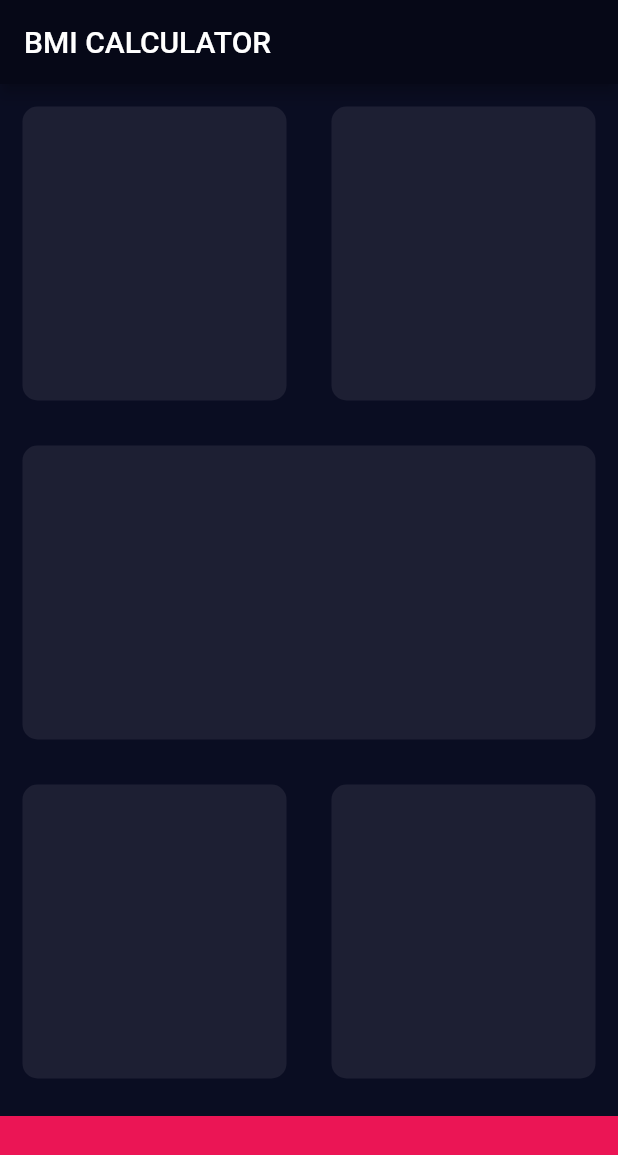
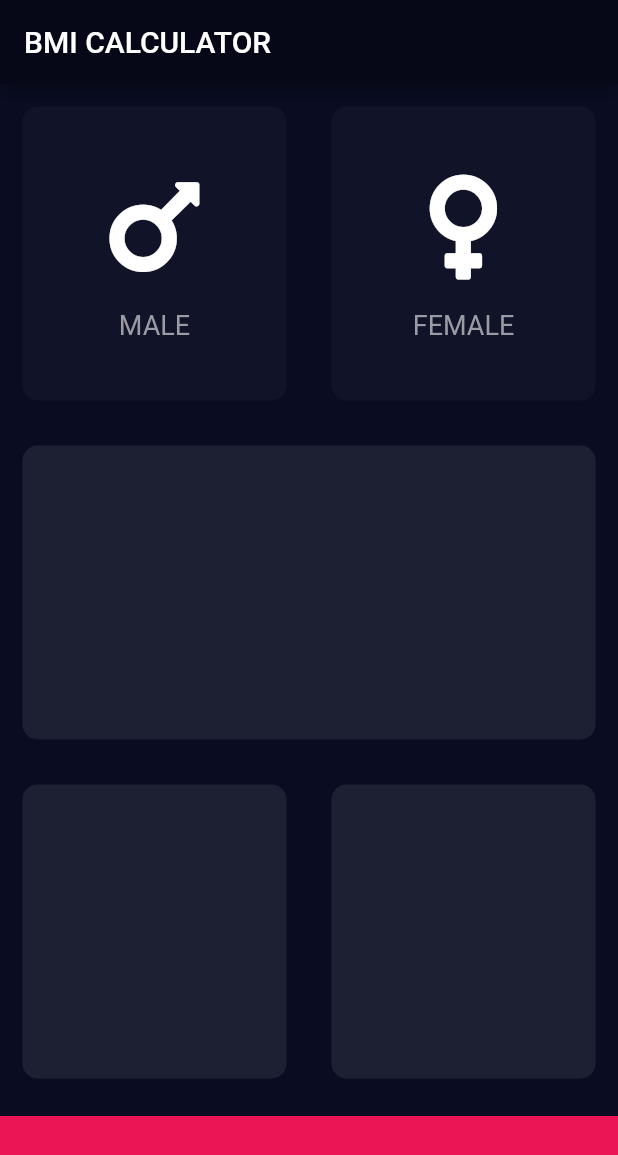
Before and after one commit to weswinggg/bmi-calculator-flutter-tutorial, a Flutter app: the screen it shows after launch, on a phone screen of 412 x 824 dp. Shown: the top 1155 px of the screen. Run offline on Flutter 3.47's test engine with Material 2 defaults, Android fonts, the phone set to English and light mode, and no system bars; our stand-ins replace font_awesome_flutter.

Commit message:
Added gender selection function
Added font awesome package
Moved custom classes to standalone dart file

```diff
--- /dev/null
+++ b/lib/icon_content.dart
@@ -0,0 +1,35 @@
+import 'package:flutter/material.dart';
+
+const iconSize = 80.0;
+const gapSize = 15.0;
+const labelTextStyle = TextStyle(
+  fontSize: 18,
+  color: Color(0xFF9A9BA4),
+);
+
+class IconCard extends StatelessWidget {
+  const IconCard({this.icon, this.label});
+
+  final IconData icon;
+  final String label;
+
+  @override
+  Widget build(BuildContext context) {
+    return Column(
+      mainAxisAlignment: MainAxisAlignment.center,
+      children: [
+        Icon(
+          icon,
+          size: iconSize,
+        ),
+        SizedBox(
+          height: gapSize,
+        ),
+        Text(
+          label,
+          style: labelTextStyle,
+        ),
+      ],
+    );
+  }
+}
--- a/lib/main.dart
+++ b/lib/main.dart
@@ -1,10 +1,19 @@
 import 'package:flutter/material.dart';
+import 'package:font_awesome_flutter/font_awesome_flutter.dart';
+
+import 'icon_content.dart';
+import 'reusable_card.dart';
 
 const bottomContainerHeight = 80.0;
 
 const bottomContainerColor = Color(0xFFEB1555);
-const cardDarkColor = Color(0xFF111428);
-const cardLightColor = Color(0xFF1D1F33);
+const inactiveCardColor = Color(0xFF111428);
+const activeCardColor = Color(0xFF1D1F33);
+
+enum Gender {
+  male,
+  female
+}
 
 void main() => runApp(BMICalculator());
 
@@ -26,6 +35,12 @@ class InputPage extends StatefulWidget {
 }
 
 class _InputPageState extends State<InputPage> {
+
+  var maleCardColor = inactiveCardColor;
+  var femaleCardColor = inactiveCardColor;
+
+  Gender currentGender;
+
   @override
   Widget build(BuildContext context) {
     return Scaffold(
@@ -38,13 +53,34 @@ class _InputPageState extends State<InputPage> {
             child: Row(
               children: [
                 Expanded(
-                  child: ReusableCard(
-                    colour: cardLightColor,
+                  child: GestureDetector(
+                    onTap: () {
+                      setState(() {
+                        currentGender = Gender.male;
+                      });
+                    },
+                    child: ReusableCard(
+                        colour: currentGender == Gender.male ? activeCardColor : inactiveCardColor,
+                        cardChild: IconCard(
+                          icon: FontAwesomeIcons.mars,
+                          label: 'MALE',
+                        )),
                   ),
                 ),
                 Expanded(
-                  child: ReusableCard(
-                    colour: cardLightColor,
+                  child: GestureDetector(
+                    onTap: () {
+                      setState(() {
+                        currentGender = Gender.female;
+                      });
+                    },
+                    child: ReusableCard(
+                      colour: currentGender == Gender.female ? activeCardColor : inactiveCardColor,
+                      cardChild: IconCard(
+                        icon: FontAwesomeIcons.venus,
+                        label: 'FEMALE',
+                      ),
+                    ),
                   ),
                 ),
               ],
@@ -52,7 +88,7 @@ class _InputPageState extends State<InputPage> {
           ),
           Expanded(
             child: ReusableCard(
-              colour: cardLightColor,
+              colour: activeCardColor,
             ),
           ),
           Expanded(
@@ -60,12 +96,12 @@ class _InputPageState extends State<InputPage> {
               children: [
                 Expanded(
                   child: ReusableCard(
-                    colour: cardLightColor,
+                    colour: activeCardColor,
                   ),
                 ),
                 Expanded(
                   child: ReusableCard(
-                    colour: cardLightColor,
+                    colour: activeCardColor,
                   ),
                 ),
               ],
@@ -82,18 +118,3 @@ class _InputPageState extends State<InputPage> {
     );
   }
 }
-
-class ReusableCard extends StatelessWidget {
-  ReusableCard({@required this.colour});
-
-  final Color colour;
-
-  @override
-  Widget build(BuildContext context) {
-    return Container(
-      margin: EdgeInsets.all(15),
-      decoration:
-          BoxDecoration(color: colour, borderRadius: BorderRadius.circular(10)),
-    );
-  }
-}
--- /dev/null
+++ b/lib/reusable_card.dart
@@ -0,0 +1,23 @@
+import 'package:flutter/material.dart';
+
+const cardMargin = 15.0;
+const cardBorderRadius = 10.0;
+
+class ReusableCard extends StatelessWidget {
+  ReusableCard({@required this.colour, this.cardChild});
+
+  final Color colour;
+  final Widget cardChild;
+
+  @override
+  Widget build(BuildContext context) {
+    return Container(
+      margin: EdgeInsets.all(cardMargin),
+      decoration: BoxDecoration(
+        color: colour,
+        borderRadius: BorderRadius.circular(cardBorderRadius),
+      ),
+      child: cardChild,
+    );
+  }
+}
--- a/pubspec.yaml
+++ b/pubspec.yaml
@@ -11,6 +11,7 @@ dependencies:
     sdk: flutter
 
   cupertino_icons: ^0.1.2
+  font_awesome_flutter: ^8.8.1
 
 dev_dependencies:
   flutter_test:
```
